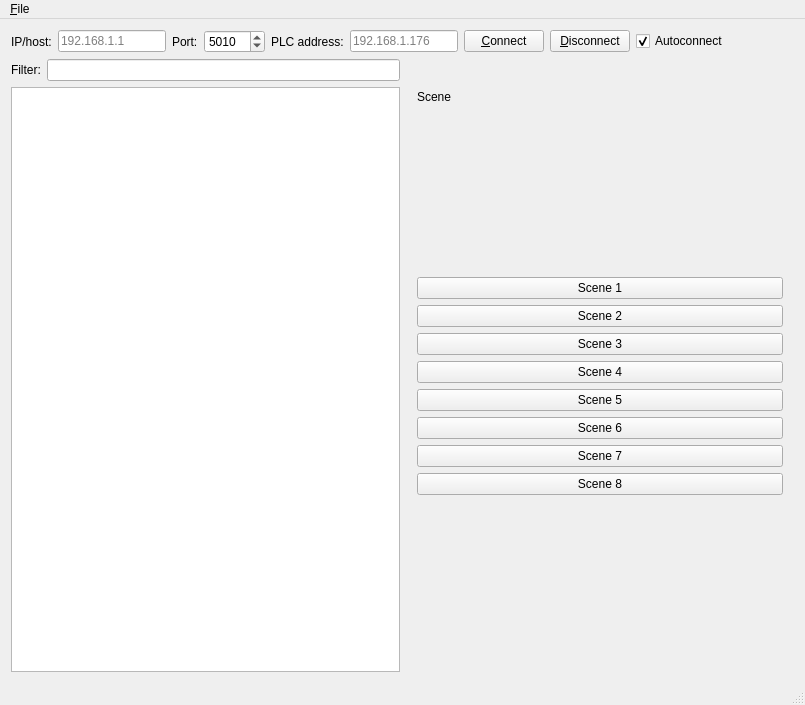
Qt form mainwindow.ui (jirislaby/ifoxtrot-qt) before a commit.
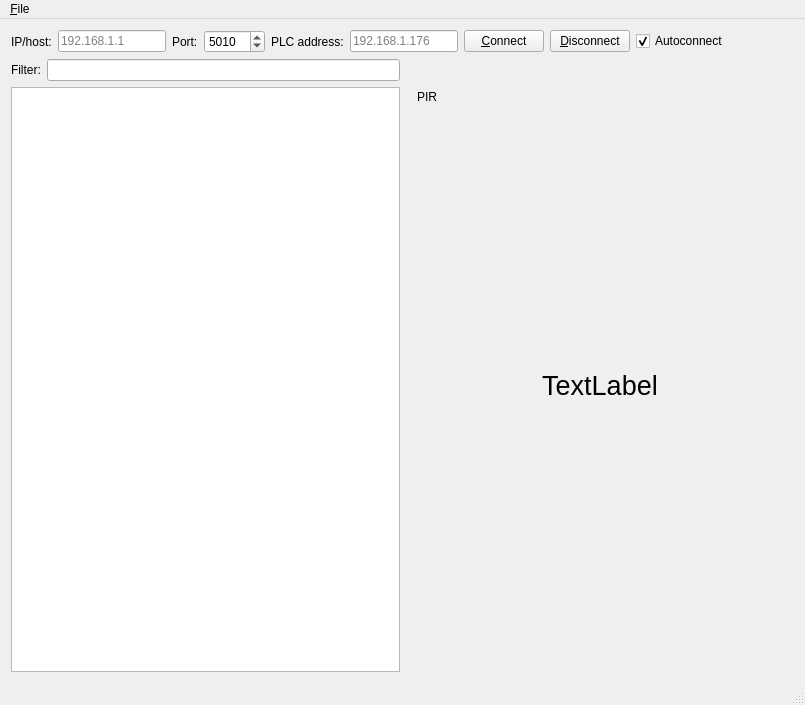
The same form after that commit. The open tabs and pages were chosen to show the change.

Commit message: PIRSENSOR: add support

Patch:
```diff
--- a/mainwindow.ui
+++ b/mainwindow.ui
@@ -531,6 +531,58 @@
             </item>
            </layout>
           </widget>
+          <widget class="QWidget" name="page_PIRSENSOR">
+           <layout class="QVBoxLayout" name="verticalLayout_15">
+            <item>
+             <widget class="QLabel" name="labelPIRSENSOR">
+              <property name="text">
+               <string>PIR</string>
+              </property>
+             </widget>
+            </item>
+            <item>
+             <spacer name="verticalSpacer_14">
+              <property name="orientation">
+               <enum>Qt::Vertical</enum>
+              </property>
+              <property name="sizeHint" stdset="0">
+               <size>
+                <width>20</width>
+                <height>40</height>
+               </size>
+              </property>
+             </spacer>
+            </item>
+            <item>
+             <widget class="QLabel" name="labelPIRSENSORValue">
+              <property name="font">
+               <font>
+                <pointsize>20</pointsize>
+               </font>
+              </property>
+              <property name="text">
+               <string>TextLabel</string>
+              </property>
+              <property name="alignment">
+               <set>Qt::AlignCenter</set>
+              </property>
+             </widget>
+            </item>
+            <item>
+             <spacer name="verticalSpacer_13">
+              <property name="orientation">
+               <enum>Qt::Vertical</enum>
+              </property>
+              <property name="sizeHint" stdset="0">
+               <size>
+                <width>20</width>
+                <height>40</height>
+               </size>
+              </property>
+             </spacer>
+            </item>
+           </layout>
+          </widget>
           <widget class="QWidget" name="page_SCENE">
            <layout class="QVBoxLayout" name="verticalLayout_7">
             <item>
```
The commit also changes 2 other files.
